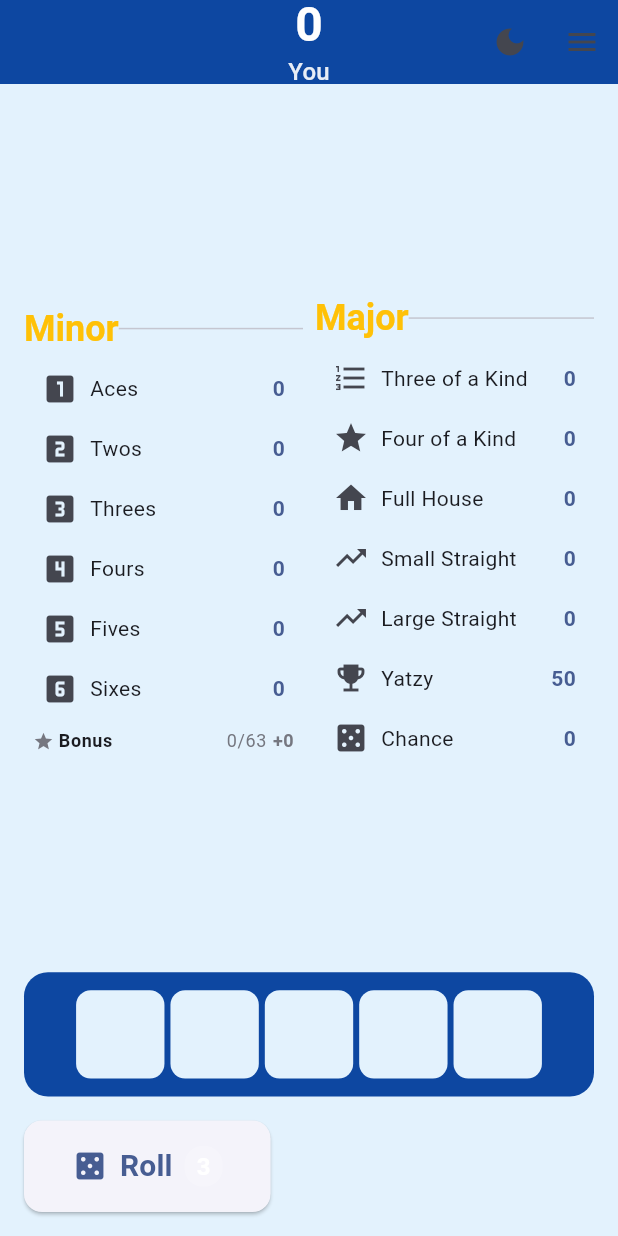
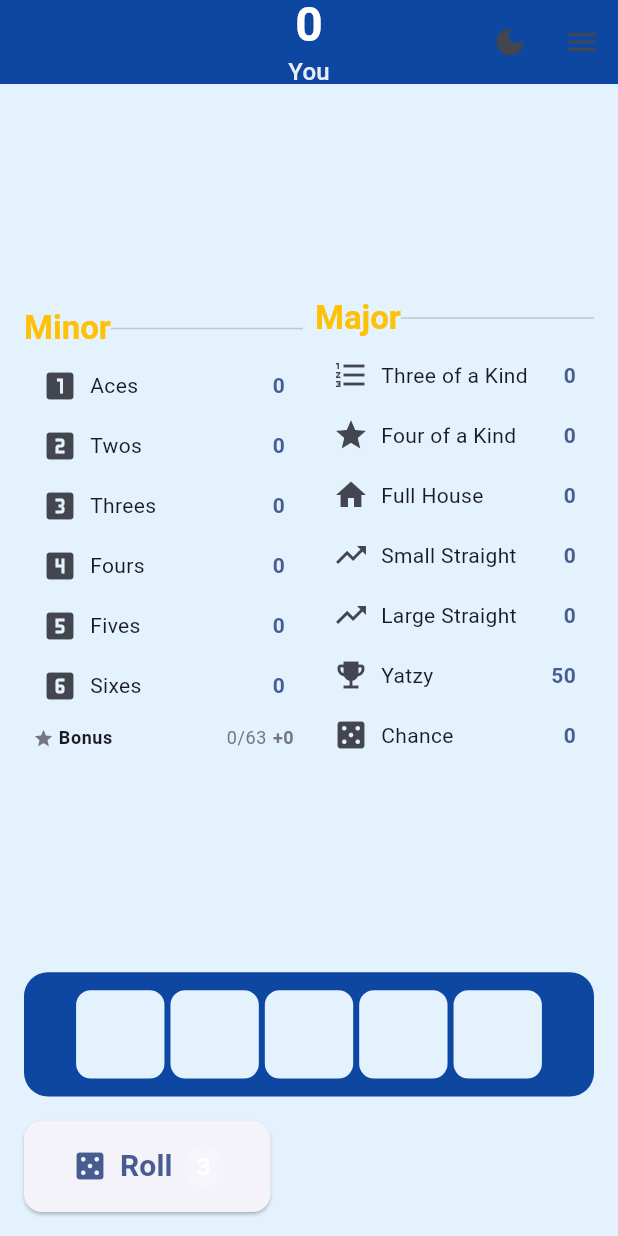
Before and after one commit to carlosroman/poker-dice-app, a Flutter app: the screen it shows after launch, on a phone screen of 412 x 824 dp. Run offline on Flutter 3.47's test engine with Material 3 defaults, Android fonts, the phone set to English and light mode, and no system bars; our stand-ins replace flutter_riverpod, go_router, shared_preferences.

Commit message:
fix(ui): increase Minor/Major section size and text

```diff
--- a/lib/pages/game_page.dart
+++ b/lib/pages/game_page.dart
@@ -112,7 +112,7 @@ class _GamePageContent extends ConsumerWidget {
               children: [
                 // Score sheet
                 Expanded(
-                  flex: 3,
+                  flex: 4,
                   child: ScoreSheet(
                     dice: gameState.currentDice,
                     scoredCategories: Map<ScoreCategory, int>.fromEntries(
--- a/lib/widgets/score_sheet.dart
+++ b/lib/widgets/score_sheet.dart
@@ -138,7 +138,7 @@ class ScoreSheet extends StatelessWidget {
         children: [
           Text(
             title,
-            style: theme.textTheme.headlineSmall?.copyWith(
+            style: theme.textTheme.titleLarge?.copyWith(
               fontWeight: FontWeight.bold,
               color: theme.colorScheme.secondary,
             ),
```
